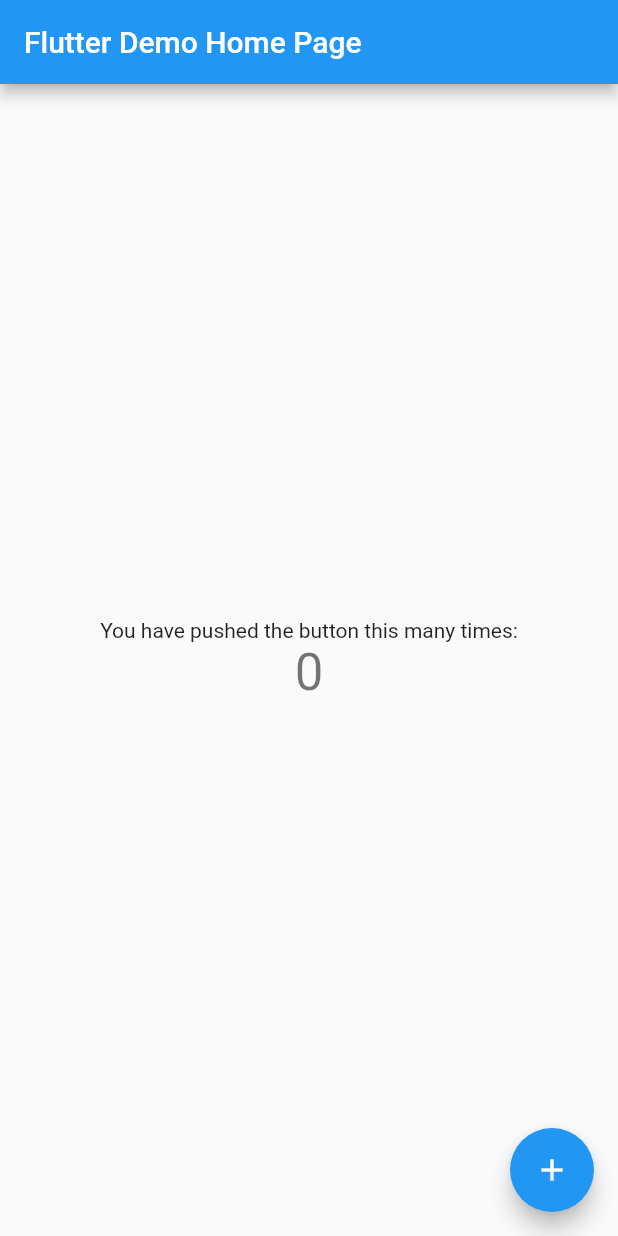
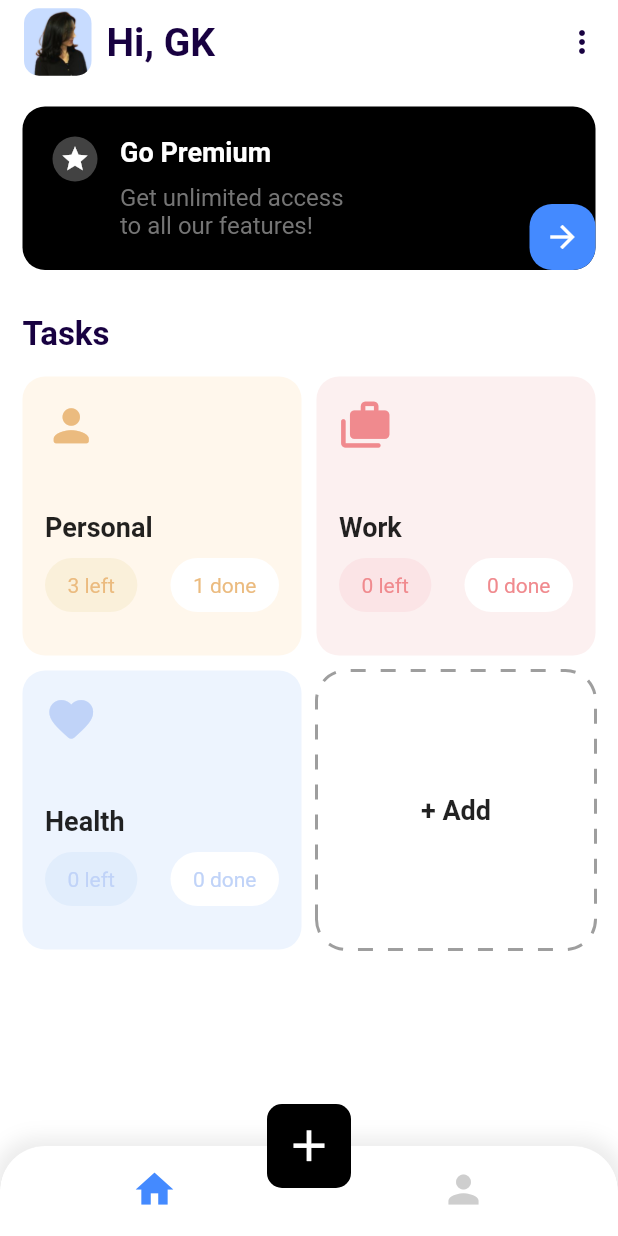
Before and after one commit to GK1312/Task-Management-Application, a Flutter app: the screen it shows after launch, on a phone screen of 412 x 824 dp. Run offline on Flutter 3.47's test engine with Material 2 defaults, Android fonts, the phone set to English and light mode, and no system bars; drawn by our look-alikes of dotted_border.

Commit message:
task management application home page UI done

```diff
--- /dev/null
+++ b/lib/constants/constant.dart
@@ -0,0 +1,15 @@
+import 'package:flutter/material.dart';
+
+const Color tFont = Color(0xFF180141);
+
+const Color tYellowLight = Color(0xFFFFF7EC);
+const Color tYellow = Color(0xFFFAF0DA);
+const Color tYellowDark = Color(0xFFEBBB7F);
+
+const Color tRedLight = Color(0xFFFCF0F0);
+const Color tRed = Color(0xFFFBE4E6);
+const Color tRedDark = Color(0xFFF08A8E);
+
+const Color tBlueLight = Color(0xFFEDF4FE);
+const Color tBlue = Color(0xFFE1EDFC);
+const Color tBlueDark = Color(0xFFC0D3F8);
--- a/lib/main.dart
+++ b/lib/main.dart
@@ -1,4 +1,6 @@
 import 'package:flutter/material.dart';
+import 'package:flutter/services.dart';
+import 'package:task_management/screens/home/home.dart';
 
 void main() {
   runApp(const MyApp());
@@ -7,109 +9,20 @@ void main() {
 class MyApp extends StatelessWidget {
   const MyApp({Key? key}) : super(key: key);
 
-  // This widget is the root of your application.
   @override
   Widget build(BuildContext context) {
+    SystemChrome.setSystemUIOverlayStyle(
+      const SystemUiOverlayStyle(
+        statusBarColor: Colors.transparent,
+      ),
+    );
     return MaterialApp(
-      title: 'Flutter Demo',
+      debugShowCheckedModeBanner: false,
+      title: 'Task Management',
       theme: ThemeData(
-        // This is the theme of your application.
-        //
-        // Try running your application with "flutter run". You'll see the
-        // application has a blue toolbar. Then, without quitting the app, try
-        // changing the primarySwatch below to Colors.green and then invoke
-        // "hot reload" (press "r" in the console where you ran "flutter run",
-        // or simply save your changes to "hot reload" in a Flutter IDE).
-        // Notice that the counter didn't reset back to zero; the application
-        // is not restarted.
         primarySwatch: Colors.blue,
       ),
-      home: const MyHomePage(title: 'Flutter Demo Home Page'),
+      home: const HomeScreen(),
     );
   }
 }
-
-class MyHomePage extends StatefulWidget {
-  const MyHomePage({Key? key, required this.title}) : super(key: key);
-
-  // This widget is the home page of your application. It is stateful, meaning
-  // that it has a State object (defined below) that contains fields that affect
-  // how it looks.
-
-  // This class is the configuration for the state. It holds the values (in this
-  // case the title) provided by the parent (in this case the App widget) and
-  // used by the build method of the State. Fields in a Widget subclass are
-  // always marked "final".
-
-  final String title;
-
-  @override
-  State<MyHomePage> createState() => _MyHomePageState();
-}
-
-class _MyHomePageState extends State<MyHomePage> {
-  int _counter = 0;
-
-  void _incrementCounter() {
-    setState(() {
-      // This call to setState tells the Flutter framework that something has
-      // changed in this State, which causes it to rerun the build method below
-      // so that the display can reflect the updated values. If we changed
-      // _counter without calling setState(), then the build method would not be
-      // called again, and so nothing would appear to happen.
-      _counter++;
-    });
-  }
-
-  @override
-  Widget build(BuildContext context) {
-    // This method is rerun every time setState is called, for instance as done
-    // by the _incrementCounter method above.
-    //
-    // The Flutter framework has been optimized to make rerunning build methods
-    // fast, so that you can just rebuild anything that needs updating rather
-    // than having to individually change instances of widgets.
-    return Scaffold(
-      appBar: AppBar(
-        // Here we take the value from the MyHomePage object that was created by
-        // the App.build method, and use it to set our appbar title.
-        title: Text(widget.title),
-      ),
-      body: Center(
-        // Center is a layout widget. It takes a single child and positions it
-        // in the middle of the parent.
-        child: Column(
-          // Column is also a layout widget. It takes a list of children and
-          // arranges them vertically. By default, it sizes itself to fit its
-          // children horizontally, and tries to be as tall as its parent.
-          //
-          // Invoke "debug painting" (press "p" in the console, choose the
-          // "Toggle Debug Paint" action from the Flutter Inspector in Android
-          // Studio, or the "Toggle Debug Paint" command in Visual Studio Code)
-          // to see the wireframe for each widget.
-          //
-          // Column has various properties to control how it sizes itself and
-          // how it positions its children. Here we use mainAxisAlignment to
-          // center the children vertically; the main axis here is the vertical
-          // axis because Columns are vertical (the cross axis would be
-          // horizontal).
-          mainAxisAlignment: MainAxisAlignment.center,
-          children: <Widget>[
-            const Text(
-              'You have pushed the button this many times:',
-            ),
-            Text(
-              '$_counter',
-              style: Theme.of(context).textTheme.headline4,
-            ),
-          ],
-        ),
-      ),
-      floatingActionButton: FloatingActionButton(
-        onPressed: _incrementCounter,
-        tooltip: 'Increment',
-        child: const Icon(Icons.add),
-      ), // This trailing comma makes auto-formatting nicer for build methods.
-    );
-  }
-}
--- /dev/null
+++ b/lib/models/task.dart
@@ -0,0 +1,59 @@
+import 'package:flutter/material.dart';
+import 'package:task_management/constants/constant.dart';
+
+class Task {
+  IconData? iconData;
+  String? title;
+  Color? bgColor;
+  Color? iconColor;
+  Color? btnColor;
+  num? left;
+  num? done;
+  bool isLast;
+
+  Task({
+    this.iconData,
+    this.title,
+    this.bgColor,
+    this.iconColor,
+    this.btnColor,
+    this.left,
+    this.done,
+    this.isLast = false,
+  });
+
+  static List<Task> generateTasks() {
+    return [
+      Task(
+        iconData: Icons.person_rounded,
+        title: 'Personal',
+        bgColor: tYellowLight,
+        iconColor: tYellowDark,
+        btnColor: tYellow,
+        left: 3,
+        done: 1,
+      ),
+      Task(
+        iconData: Icons.cases_rounded,
+        title: 'Work',
+        bgColor: tRedLight,
+        iconColor: tRedDark,
+        btnColor: tRed,
+        left: 0,
+        done: 0,
+      ),
+      Task(
+        iconData: Icons.favorite_rounded,
+        title: 'Health',
+        bgColor: tBlueLight,
+        iconColor: tBlueDark,
+        btnColor: tBlue,
+        left: 0,
+        done: 0,
+      ),
+      Task(
+        isLast: true,
+      )
+    ];
+  }
+}
--- /dev/null
+++ b/lib/screens/home/home.dart
@@ -0,0 +1,136 @@
+import 'package:flutter/material.dart';
+import 'package:task_management/constants/constant.dart';
+import 'package:task_management/screens/home/widgets/go_premium.dart';
+import 'package:task_management/screens/home/widgets/tasks.dart';
+
+class HomeScreen extends StatelessWidget {
+  const HomeScreen({Key? key}) : super(key: key);
+
+  @override
+  Widget build(BuildContext context) {
+    return Scaffold(
+      backgroundColor: Colors.white,
+      appBar: _buildAppBar(),
+      body: Column(
+        crossAxisAlignment: CrossAxisAlignment.start,
+        children: [
+          const GoPremium(),
+          const Padding(
+            padding: EdgeInsets.all(15),
+            child: Text(
+              "Tasks",
+              style: TextStyle(
+                fontSize: 22,
+                color: tFont,
+                fontWeight: FontWeight.bold,
+              ),
+            ),
+          ),
+          Expanded(
+            child: Tasks(),
+          ),
+        ],
+      ),
+      bottomNavigationBar: _buildBottomNavigationBar(),
+      floatingActionButtonLocation: FloatingActionButtonLocation.centerDocked,
+      floatingActionButton: FloatingActionButton(
+        elevation: 0,
+        backgroundColor: Colors.black,
+        shape: RoundedRectangleBorder(
+          borderRadius: BorderRadius.circular(10),
+        ),
+        onPressed: () {},
+        child: const Icon(
+          Icons.add,
+          size: 35,
+        ),
+      ),
+    );
+  }
+
+  AppBar _buildAppBar() {
+    return AppBar(
+      backgroundColor: Colors.white,
+      elevation: 0,
+      title: Row(
+        children: [
+          SizedBox(
+            height: 45,
+            width: 45,
+            child: ClipRRect(
+              borderRadius: BorderRadius.circular(10),
+              child: Image.asset("assets/images/avatar.jpg"),
+            ),
+          ),
+          const SizedBox(
+            width: 10,
+          ),
+          const Text(
+            "Hi, GK",
+            style: TextStyle(
+              color: tFont,
+              fontSize: 26,
+              fontWeight: FontWeight.bold,
+            ),
+          ),
+        ],
+      ),
+      actions: [
+        IconButton(
+          onPressed: () {},
+          icon: const Icon(
+            Icons.more_vert,
+            color: tFont,
+          ),
+        ),
+      ],
+    );
+  }
+
+  Widget _buildBottomNavigationBar() {
+    return Container(
+      decoration: BoxDecoration(
+        borderRadius: const BorderRadius.only(
+          topLeft: Radius.circular(30),
+          topRight: Radius.circular(30),
+        ),
+        boxShadow: [
+          BoxShadow(
+            color: Colors.grey.withOpacity(0.2),
+            spreadRadius: 5,
+            blurRadius: 10,
+          )
+        ],
+      ),
+      child: ClipRRect(
+        borderRadius: const BorderRadius.only(
+          topLeft: Radius.circular(30),
+          topRight: Radius.circular(30),
+        ),
+        child: BottomNavigationBar(
+          backgroundColor: Colors.white,
+          showSelectedLabels: false,
+          showUnselectedLabels: false,
+          selectedItemColor: Colors.blueAccent,
+          unselectedItemColor: Colors.grey.withOpacity(0.5),
+          items: const [
+            BottomNavigationBarItem(
+              label: 'Home',
+              icon: Icon(
+                Icons.home,
+                size: 30,
+              ),
+            ),
+            BottomNavigationBarItem(
+              label: 'Person',
+              icon: Icon(
+                Icons.person,
+                size: 30,
+              ),
+            )
+          ],
+        ),
+      ),
+    );
+  }
+}
--- /dev/null
+++ b/lib/screens/home/widgets/go_premium.dart
@@ -0,0 +1,79 @@
+import 'package:flutter/material.dart';
+
+class GoPremium extends StatelessWidget {
+  const GoPremium({Key? key}) : super(key: key);
+
+  @override
+  Widget build(BuildContext context) {
+    return Stack(
+      children: [
+        Container(
+          padding: const EdgeInsets.all(20),
+          margin: const EdgeInsets.all(15),
+          decoration: BoxDecoration(
+            color: Colors.black,
+            borderRadius: BorderRadius.circular(15),
+          ),
+          child: Row(
+            crossAxisAlignment: CrossAxisAlignment.start,
+            children: [
+              Container(
+                padding: const EdgeInsets.all(5),
+                decoration: BoxDecoration(
+                  color: Colors.grey[800],
+                  shape: BoxShape.circle,
+                ),
+                child: const Icon(
+                  Icons.star,
+                  color: Colors.white,
+                  size: 20,
+                ),
+              ),
+              const SizedBox(
+                width: 15,
+              ),
+              Column(
+                crossAxisAlignment: CrossAxisAlignment.start,
+                children: [
+                  const Text(
+                    "Go Premium",
+                    style: TextStyle(
+                      fontSize: 18,
+                      fontWeight: FontWeight.bold,
+                      color: Colors.white,
+                    ),
+                  ),
+                  const SizedBox(
+                    height: 10,
+                  ),
+                  Text(
+                    "Get unlimited access\nto all our features!",
+                    style: TextStyle(
+                      fontSize: 16,
+                      color: Colors.grey[600],
+                    ),
+                  )
+                ],
+              )
+            ],
+          ),
+        ),
+        Positioned(
+          bottom: 15,
+          right: 15,
+          child: Container(
+            padding: const EdgeInsets.all(10),
+            decoration: BoxDecoration(
+              color: Colors.blueAccent,
+              borderRadius: BorderRadius.circular(15),
+            ),
+            child: const Icon(
+              Icons.arrow_forward,
+              color: Colors.white,
+            ),
+          ),
+        ),
+      ],
+    );
+  }
+}
--- /dev/null
+++ b/lib/screens/home/widgets/tasks.dart
@@ -0,0 +1,121 @@
+import 'package:dotted_border/dotted_border.dart';
+import 'package:flutter/material.dart';
+import 'package:task_management/models/task.dart';
+
+class Tasks extends StatelessWidget {
+  final taskList = Task.generateTasks();
+  Tasks({Key? key}) : super(key: key);
+
+  @override
+  Widget build(BuildContext context) {
+    return Padding(
+      padding: const EdgeInsets.symmetric(
+        horizontal: 15,
+      ),
+      child: GridView.builder(
+        itemCount: taskList.length,
+        gridDelegate: const SliverGridDelegateWithFixedCrossAxisCount(
+          crossAxisCount: 2,
+          crossAxisSpacing: 10,
+          mainAxisSpacing: 10,
+        ),
+        itemBuilder: (context, index) => taskList[index].isLast
+            ? _buildAddTask()
+            : _buildTask(
+                context,
+                taskList[index],
+              ),
+      ),
+    );
+  }
+
+  Widget _buildAddTask() {
+    return DottedBorder(
+      borderType: BorderType.RRect,
+      radius: const Radius.circular(20),
+      dashPattern: const [10, 10],
+      color: Colors.grey,
+      strokeWidth: 2,
+      child: const Center(
+        child: Text(
+          "+ Add",
+          style: TextStyle(
+            fontSize: 18,
+            fontWeight: FontWeight.bold,
+          ),
+        ),
+      ),
+    );
+  }
+
+  Widget _buildTaskStatus(
+    Color bgColor,
+    Color textColor,
+    String text,
+  ) {
+    return Container(
+      padding: const EdgeInsets.symmetric(
+        horizontal: 15,
+        vertical: 10,
+      ),
+      decoration: BoxDecoration(
+        color: bgColor,
+        borderRadius: BorderRadius.circular(20),
+      ),
+      child: Text(
+        text,
+        style: TextStyle(
+          color: textColor,
+        ),
+      ),
+    );
+  }
+
+  Widget _buildTask(BuildContext context, Task task) {
+    return Container(
+      padding: const EdgeInsets.all(15),
+      decoration: BoxDecoration(
+        color: task.bgColor,
+        borderRadius: BorderRadius.circular(15),
+      ),
+      child: Column(
+        crossAxisAlignment: CrossAxisAlignment.start,
+        children: [
+          Icon(
+            task.iconData,
+            color: task.iconColor,
+            size: 35,
+          ),
+          const SizedBox(
+            height: 40,
+          ),
+          Text(
+            task.title.toString(),
+            style: const TextStyle(
+              fontSize: 18,
+              fontWeight: FontWeight.bold,
+            ),
+          ),
+          const SizedBox(
+            height: 10,
+          ),
+          Row(
+            mainAxisAlignment: MainAxisAlignment.spaceBetween,
+            children: [
+              _buildTaskStatus(
+                task.btnColor!,
+                task.iconColor!,
+                '${task.left} left',
+              ),
+              _buildTaskStatus(
+                Colors.white,
+                task.iconColor!,
+                '${task.done} done',
+              )
+            ],
+          )
+        ],
+      ),
+    );
+  }
+}
--- /dev/null
+++ b/lib/screens/main_screen.dart
@@ -0,0 +1,14 @@
+import 'package:flutter/material.dart';
+
+class MainScreen extends StatelessWidget {
+  const MainScreen({Key? key}) : super(key: key);
+
+  @override
+  Widget build(BuildContext context) {
+    return const Scaffold(
+      body: Center(
+        child: Text("data"),
+      ),
+    );
+  }
+}
--- a/pubspec.yaml
+++ b/pubspec.yaml
@@ -34,6 +34,7 @@ dependencies:
   # The following adds the Cupertino Icons font to your application.
   # Use with the CupertinoIcons class for iOS style icons.
   cupertino_icons: ^1.0.2
+  dotted_border: ^2.0.0+2
 
 dev_dependencies:
   flutter_test:
@@ -58,8 +59,8 @@ flutter:
   uses-material-design: true
 
   # To add assets to your application, add an assets section, like this:
-  # assets:
-  #   - images/a_dot_burr.jpeg
+  assets:
+    - assets/images/
   #   - images/a_dot_ham.jpeg
 
   # An image asset can refer to one or more resolution-specific "variants", see
```
Also changed, not shown: assets/images/avatar.jpg (added), pubspec.lock.
